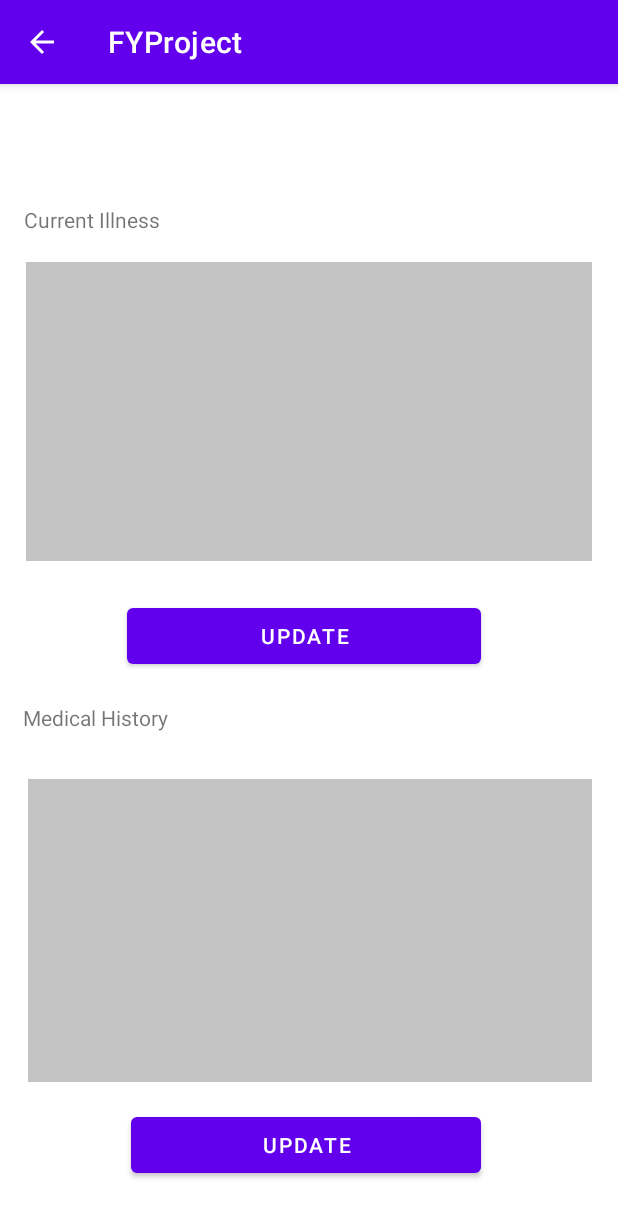
After one commit to GavinFahy/FYProject, an Android app: the MedicalHistory screen opened directly, with no data from a screen before it, on a phone screen of 412 x 824 dp. The commit adds this screen. Shown: the top 1217 px of the screen. Run offline under Robolectric (Android 15) with nearby library versions, the phone set to English and light mode, and no system bars; our stand-ins replace Firebase (no records; nobody signed in at launch, a user with empty details on screens opened directly).

Commit message:
Fully working Current Illness and medical history page

```diff
--- /dev/null
+++ b/app/src/main/java/com/example/fyproject/CI_DataAccess.java
@@ -0,0 +1,23 @@
+package com.example.fyproject;
+
+import com.google.android.gms.tasks.Task;
+import com.google.firebase.auth.FirebaseAuth;
+import com.google.firebase.database.DatabaseReference;
+import com.google.firebase.database.FirebaseDatabase;
+
+import java.util.HashMap;
+
+public class CI_DataAccess {
+    private DatabaseReference DBReference;
+    private FirebaseAuth mAuth;
+    //method used to gain access to the database
+    public CI_DataAccess()
+    {
+        mAuth = FirebaseAuth.getInstance();
+        DBReference = FirebaseDatabase.getInstance().getReference();
+    }
+    //method used to update teh data
+    public Task<Void> update(String userId, HashMap<String, Object> data) {
+        return DBReference.child("CIHandler").child(userId).child("history").updateChildren(data);
+    }
+}
--- /dev/null
+++ b/app/src/main/java/com/example/fyproject/MedicalHistory.java
@@ -0,0 +1,91 @@
+package com.example.fyproject;
+
+import androidx.annotation.NonNull;
+import androidx.appcompat.app.AppCompatActivity;
+
+import android.os.Bundle;
+import android.widget.Button;
+import android.widget.EditText;
+import android.widget.Toast;
+
+import com.google.firebase.auth.FirebaseAuth;
+import com.google.firebase.database.DataSnapshot;
+import com.google.firebase.database.DatabaseError;
+import com.google.firebase.database.DatabaseReference;
+import com.google.firebase.database.FirebaseDatabase;
+import com.google.firebase.database.ValueEventListener;
+
+import java.util.HashMap;
+
+public class MedicalHistory extends AppCompatActivity {
+
+    private CI_DataAccess CIDataAccess;
+    private DatabaseReference reference;
+    private String currentUserId;
+
+    @Override
+    protected void onCreate(Bundle savedInstanceState) {
+        super.onCreate(savedInstanceState);
+        setContentView(R.layout.activity_medical_history);
+
+        CIDataAccess = new CI_DataAccess();
+        currentUserId = FirebaseAuth.getInstance().getCurrentUser().getUid();
+
+        final EditText EnterCurrent = findViewById(R.id.Current);
+        final EditText EnterHistory = findViewById(R.id.History);
+        Button UpdateCurrent = findViewById(R.id.UpdateCurrent);
+        Button UpdateHistory = findViewById(R.id.UpdateHistory);
+
+        //updating current Illness
+        UpdateCurrent.setOnClickListener(V -> {
+            String Current = EnterCurrent.getText().toString();
+
+
+            HashMap<String, Object> data = new HashMap<>();
+            data.put("Current", EnterCurrent.getText().toString());
+            CIDataAccess.update(currentUserId, data)
+                    .addOnSuccessListener(suc -> {
+                        Toast.makeText(this, "Successfully updated", Toast.LENGTH_SHORT).show();
+                    })
+                    .addOnFailureListener(error -> {
+                        Toast.makeText(this, "" + error.getMessage(), Toast.LENGTH_SHORT).show();
+                    });
+        });
+
+        //updating History
+        UpdateHistory.setOnClickListener(V -> {
+            String History = EnterHistory.getText().toString();
+
+
+            HashMap<String, Object> data = new HashMap<>();
+            data.put("History", EnterHistory.getText().toString());
+            CIDataAccess.update(currentUserId, data)
+                    .addOnSuccessListener(suc -> {
+                        Toast.makeText(this, "Successfully updated", Toast.LENGTH_SHORT).show();
+                    })
+                    .addOnFailureListener(error -> {
+                        Toast.makeText(this, "" + error.getMessage(), Toast.LENGTH_SHORT).show();
+                    });
+        });
+
+        reference = FirebaseDatabase.getInstance().getReference("CIHandler").child(currentUserId).child("history");
+        reference.addListenerForSingleValueEvent(new ValueEventListener() {
+            @Override
+            public void onDataChange(@NonNull DataSnapshot snapshot) {
+
+                if(snapshot.exists()){
+                    String currentIllness = snapshot.child("Current").getValue(String.class);
+                    String medicalHistory = snapshot.child("History").getValue(String.class);
+
+                    EnterCurrent.setText(currentIllness);
+                    EnterHistory.setText(medicalHistory);
+                }
+            }
+
+            @Override
+            public void onCancelled(@NonNull DatabaseError error) {
+                Toast.makeText(MedicalHistory.this, "Something Wrong Happened", Toast.LENGTH_LONG).show();
+            }
+        });
+    }
+}
--- /dev/null
+++ b/app/src/main/res/layout/activity_medical_history.xml
@@ -0,0 +1,103 @@
+<?xml version="1.0" encoding="utf-8"?>
+<androidx.constraintlayout.widget.ConstraintLayout xmlns:android="http://schemas.android.com/apk/res/android"
+    xmlns:app="http://schemas.android.com/apk/res-auto"
+    android:weightSum="4"
+    android:orientation="vertical"
+    xmlns:tools="http://schemas.android.com/tools"
+    android:layout_width="match_parent"
+    android:layout_height="match_parent"
+    tools:context=".MedicalHistory">
+
+    <EditText
+        android:id="@+id/Current"
+        android:layout_width="377dp"
+        android:layout_height="199dp"
+        android:layout_margin="20dp"
+        android:layout_weight="1"
+        android:background="@color/Grey"
+        android:gravity="top"
+        android:inputType="textMultiLine"
+        android:maxLines="50"
+        android:padding="10dp"
+        android:textColor="@color/black"
+        app:layout_constraintBottom_toBottomOf="parent"
+        app:layout_constraintEnd_toEndOf="parent"
+        app:layout_constraintHorizontal_bias="0.529"
+        app:layout_constraintStart_toStartOf="parent"
+        app:layout_constraintTop_toTopOf="parent"
+        app:layout_constraintVertical_bias="0.187"
+        tools:ignore="MissingConstraints" />
+
+    <Button
+        android:id="@+id/UpdateCurrent"
+        android:layout_width="236dp"
+        android:layout_height="49dp"
+        android:layout_weight="1"
+        android:text="Update"
+        app:layout_constraintBottom_toBottomOf="parent"
+        app:layout_constraintEnd_toEndOf="parent"
+        app:layout_constraintHorizontal_bias="0.48"
+        app:layout_constraintStart_toStartOf="parent"
+        app:layout_constraintTop_toTopOf="parent"
+        app:layout_constraintVertical_bias="0.478"
+        tools:ignore="MissingConstraints" />
+
+    <EditText
+        android:id="@+id/History"
+        android:layout_width="376dp"
+        android:layout_height="202dp"
+        android:layout_margin="20dp"
+        android:layout_weight="1"
+        android:background="@color/Grey"
+        android:gravity="top"
+        android:inputType="textMultiLine"
+        android:maxLines="50"
+        android:padding="10dp"
+        android:textColor="@color/black"
+        app:layout_constraintBottom_toBottomOf="parent"
+        app:layout_constraintEnd_toEndOf="parent"
+        app:layout_constraintHorizontal_bias="0.428"
+        app:layout_constraintStart_toStartOf="parent"
+        app:layout_constraintTop_toTopOf="parent"
+        app:layout_constraintVertical_bias="0.843"
+        tools:ignore="MissingConstraints" />
+
+    <Button
+        android:id="@+id/UpdateHistory"
+        android:layout_width="233dp"
+        android:layout_height="49dp"
+        android:layout_weight="1"
+        android:text="Update"
+        app:layout_constraintBottom_toBottomOf="parent"
+        app:layout_constraintEnd_toEndOf="parent"
+        app:layout_constraintHorizontal_bias="0.488"
+        app:layout_constraintStart_toStartOf="parent"
+        app:layout_constraintTop_toTopOf="parent"
+        app:layout_constraintVertical_bias="0.95"
+        tools:ignore="MissingConstraints" />
+
+    <TextView
+        android:id="@+id/TextCurrentIlness"
+        android:layout_width="wrap_content"
+        android:layout_height="wrap_content"
+        android:text="Current Illness"
+        app:layout_constraintBottom_toBottomOf="parent"
+        app:layout_constraintEnd_toEndOf="parent"
+        app:layout_constraintHorizontal_bias="0.049"
+        app:layout_constraintStart_toStartOf="parent"
+        app:layout_constraintTop_toTopOf="parent"
+        app:layout_constraintVertical_bias="0.108" />
+
+    <TextView
+        android:id="@+id/TextHistory"
+        android:layout_width="wrap_content"
+        android:layout_height="wrap_content"
+        android:text="Medical History"
+        app:layout_constraintBottom_toBottomOf="parent"
+        app:layout_constraintEnd_toEndOf="parent"
+        app:layout_constraintHorizontal_bias="0.048"
+        app:layout_constraintStart_toStartOf="parent"
+        app:layout_constraintTop_toTopOf="parent"
+        app:layout_constraintVertical_bias="0.551" />
+
+</androidx.constraintlayout.widget.ConstraintLayout>
```
Also changed, not shown: app/src/main/AndroidManifest.xml (+23 -4 lines), app/src/main/java/com/example/fyproject/CIHandler.java (added, +14 -0 lines), app/src/main/java/com/example/fyproject/HealthProblems.java (added, +14 -0 lines), app/src/main/java/com/example/fyproject/HomePage.java (+20 -0 lines), app/src/main/java/com/example/fyproject/PersonalDetails.java (+23 -0 lines), app/src/main/res/layout/activity_health_problems.xml (added, +200 -0 lines), app/src/main/res/layout/homepage.xml (+24 -0 lines).
